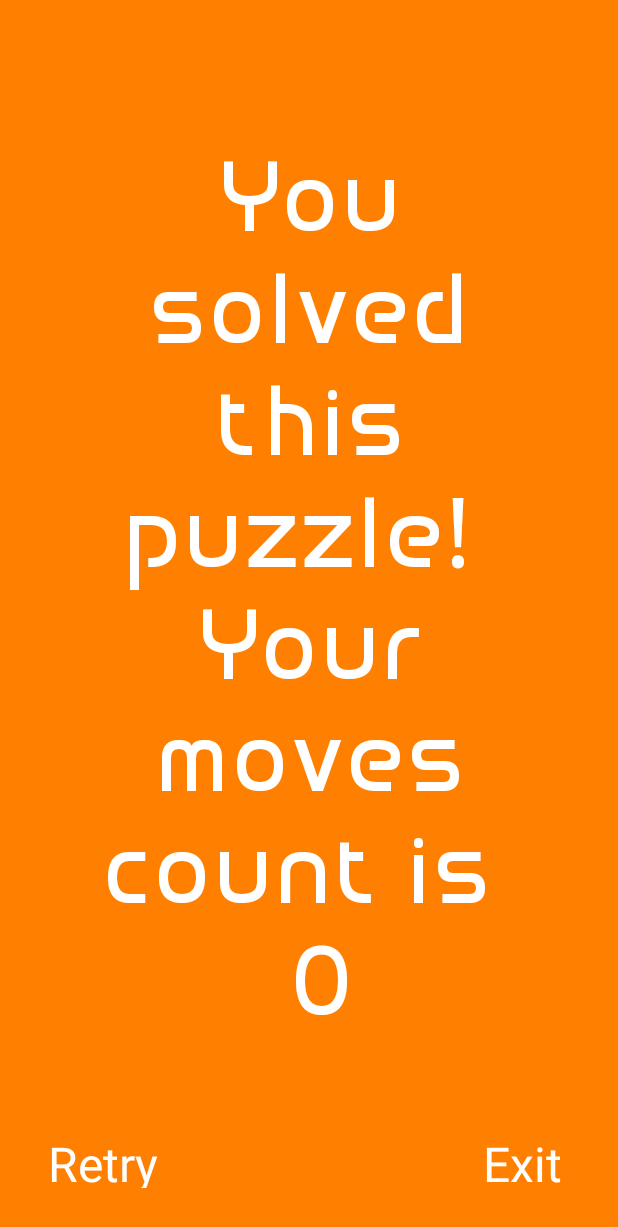
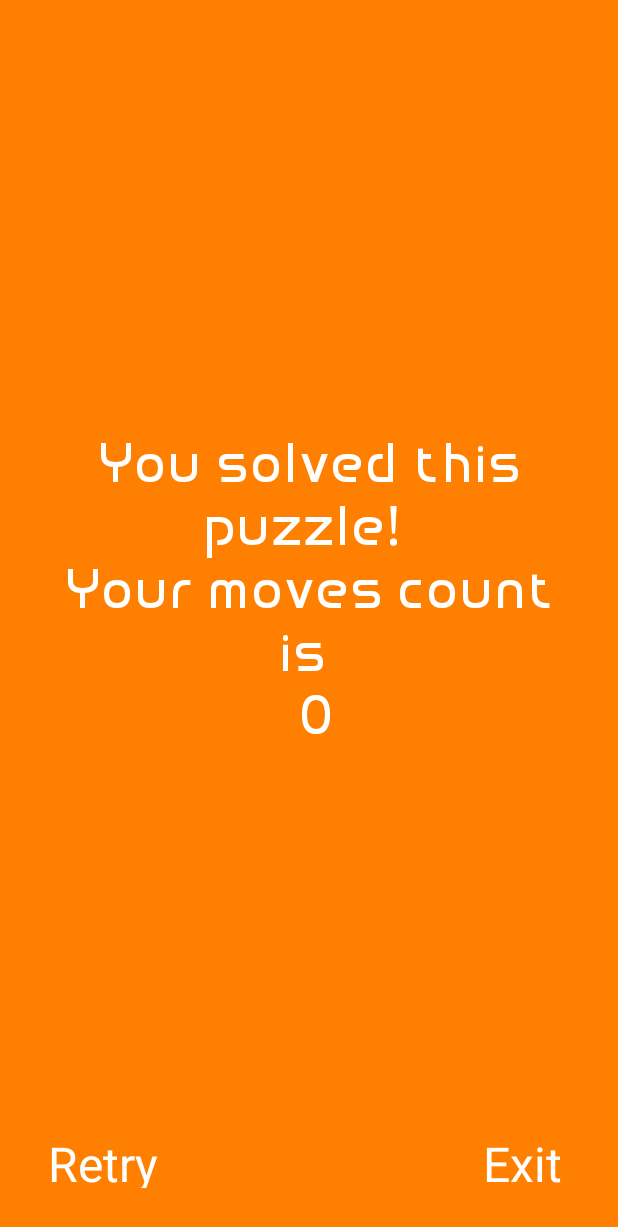
Before and after one commit to Kolodyazhniy/FifteenPuzzle, an Android app: the WinActivity screen opened directly, with no data from a screen before it, on a phone screen of 412 x 824 dp. Shown: the top 1227 px of the screen. Run offline under Robolectric (Android 15) with nearby library versions, the phone set to English and light mode, and no system bars.

Commit message:
Bug fixes, added ukrainian language

```diff
--- a/app/src/main/res/values-w820dp/dimens.xml
+++ b/app/src/main/res/values-w820dp/dimens.xml
@@ -4,4 +4,6 @@
          would include 7" and 10" devices in landscape (~960dp and ~1280dp respectively). -->
     <dimen name="activity_horizontal_margin">64dp</dimen>
 	<dimen name="button_font_size">48dp</dimen>
+	<dimen name="win_font_size">48dp</dimen>
+
 </resources>
--- a/app/src/main/res/values/dimens.xml
+++ b/app/src/main/res/values/dimens.xml
@@ -2,7 +2,7 @@
     <!-- Default screen margins, per the Android Design guidelines. -->
     <dimen name="activity_horizontal_margin">16dp</dimen>
     <dimen name="activity_vertical_margin">16dp</dimen>
-	<dimen name="win_font_size">64dp</dimen>
+	<dimen name="win_font_size">36dp</dimen>
 	<dimen name="button_font_size">32dp</dimen>
 
 </resources>
```
Also changed, not shown: 5 other files.
